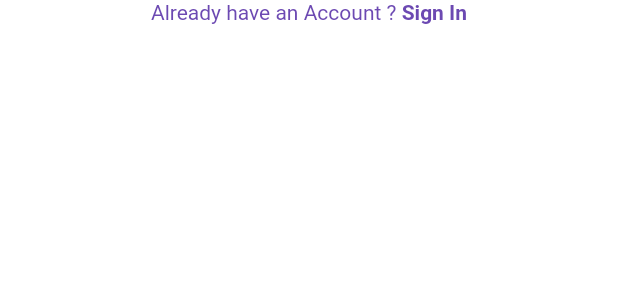
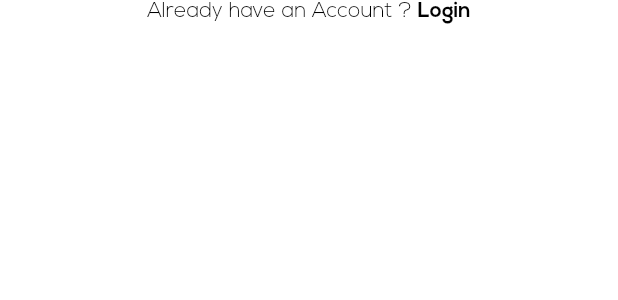
Before and after one commit to pranjalchaplot/masterpass, a Flutter app: the AlreadyHaveAnAccountCheck widget shown alone on an empty page, opened directly, on a phone screen of 412 x 824 dp. Shown: the top 300 px of the screen. Run offline on Flutter 3.47's test engine with Material 2 defaults, Android fonts, the phone set to English and light mode, and no system bars; our stand-ins replace cloud_firestore, firebase_core, flutter_icons, flutter_svg; missing offline and left inert: regexpattern; accounts and stored records are empty.

Commit message:
change color and font in alreadyhaveaccount widget

```diff
--- a/lib/components/already_have_an_account.dart
+++ b/lib/components/already_have_an_account.dart
@@ -1,5 +1,4 @@
 import 'package:flutter/material.dart';
-import 'constants.dart';
 
 class AlreadyHaveAnAccountCheck extends StatelessWidget {
   final bool login;
@@ -17,14 +16,18 @@ class AlreadyHaveAnAccountCheck extends StatelessWidget {
       children: <Widget>[
         Text(
           login ? "Don’t have an Account ? " : "Already have an Account ? ",
-          style: TextStyle(color: kPrimaryColor),
+          style: TextStyle(
+            fontFamily: "TypeFace",
+            color: Colors.black,
+          ),
         ),
         GestureDetector(
           onTap: press,
           child: Text(
-            login ? "Sign Up" : "Sign In",
+            login ? "Sign Up" : "Login",
             style: TextStyle(
-              color: kPrimaryColor,
+              fontFamily: "TypeFace",
+              color: Colors.black,
               fontWeight: FontWeight.bold,
             ),
           ),
```
